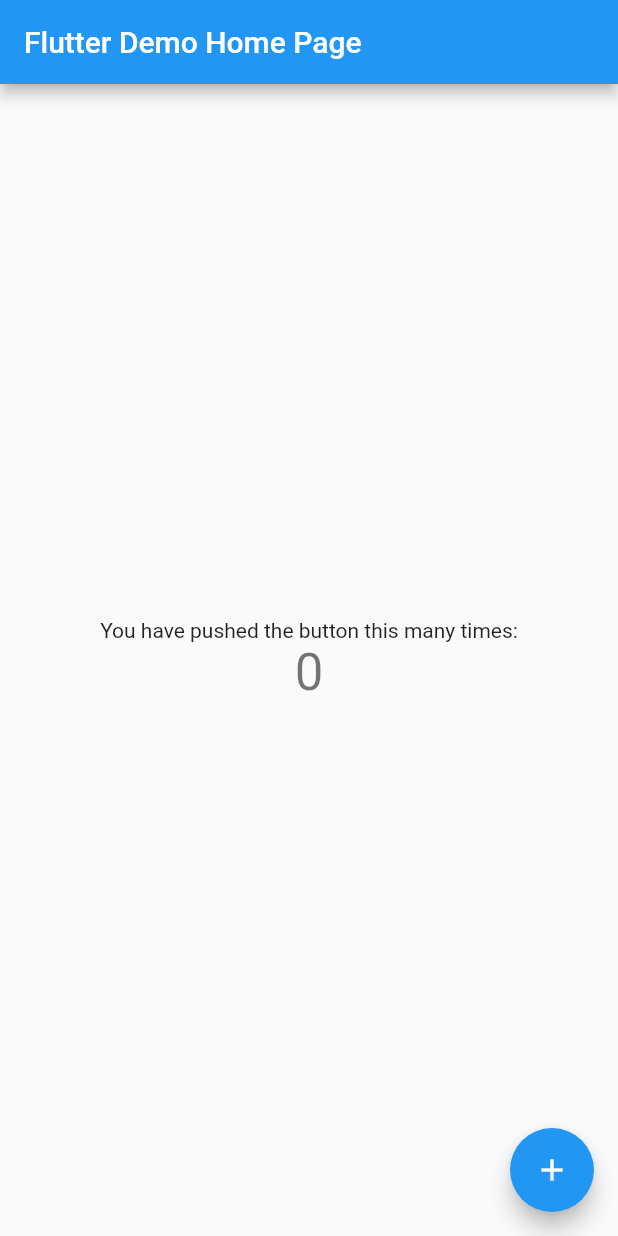
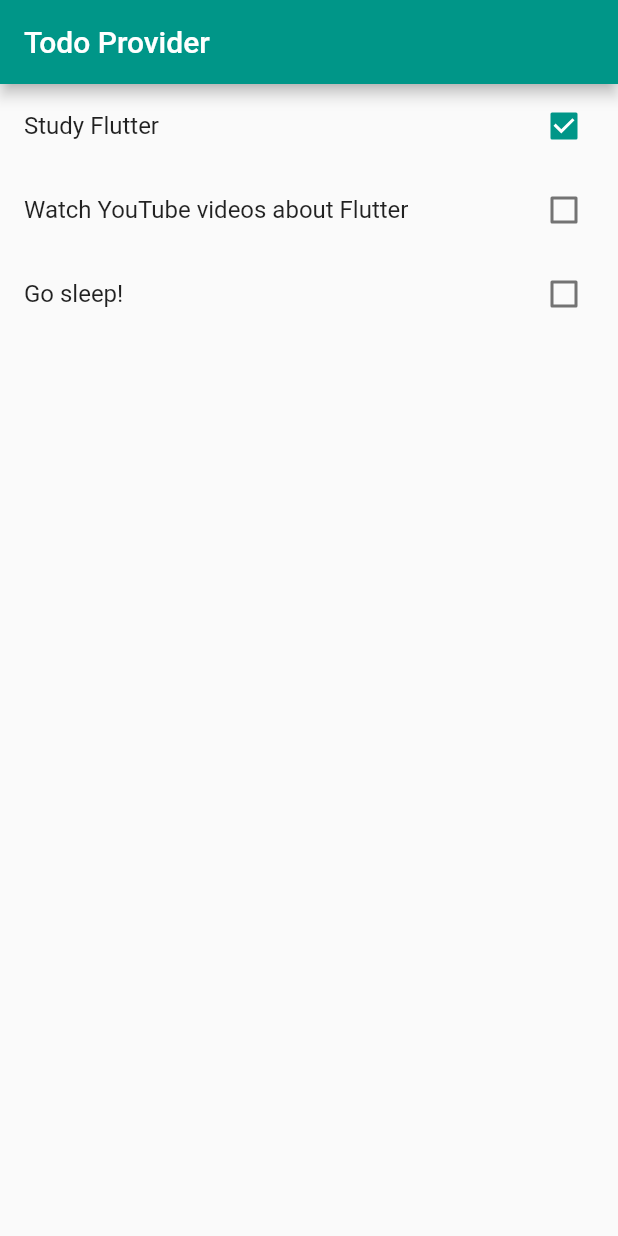
Before and after one commit to JohnAzedo/StateManagement, a Flutter app: the screen it shows after launch, on a phone screen of 412 x 824 dp. Run offline on Flutter 3.47's test engine with Material 2 defaults, Android fonts, the phone set to English and light mode, and no system bars.

Commit message:
[provider] feature: Create ListView and CheckBoxListTile

```diff
--- /dev/null
+++ b/provider/lib/data/todo.dart
@@ -0,0 +1,16 @@
+import 'package:flutter/cupertino.dart';
+import 'package:provider_app/models/todo.dart';
+
+class TodoData extends ChangeNotifier{
+  List<Todo> todos = [
+    Todo(text: "Study Flutter", done: true),
+    Todo(text: "Watch YouTube videos about Flutter"),
+    Todo(text: "Go sleep!")
+  ];
+
+  setDone(Todo todo, bool value){
+    todo.done = value;
+    notifyListeners();
+  }
+
+}
--- a/provider/lib/main.dart
+++ b/provider/lib/main.dart
@@ -1,113 +1,30 @@
 import 'package:flutter/material.dart';
+import 'package:provider/provider.dart';
+import 'package:provider_app/data/todo.dart';
+import 'package:provider_app/screens/home.dart';
 
 void main() {
-  runApp(MyApp());
+  runApp(App());
 }
 
-class MyApp extends StatelessWidget {
-  // This widget is the root of your application.
+class App extends StatelessWidget {
   @override
   Widget build(BuildContext context) {
-    return MaterialApp(
-      title: 'Flutter Demo',
-      theme: ThemeData(
-        // This is the theme of your application.
-        //
-        // Try running your application with "flutter run". You'll see the
-        // application has a blue toolbar. Then, without quitting the app, try
-        // changing the primarySwatch below to Colors.green and then invoke
-        // "hot reload" (press "r" in the console where you ran "flutter run",
-        // or simply save your changes to "hot reload" in a Flutter IDE).
-        // Notice that the counter didn't reset back to zero; the application
-        // is not restarted.
-        primarySwatch: Colors.blue,
+    return MultiProvider(
+      providers: [
+        ChangeNotifierProvider<TodoData>.value(
+          value: TodoData(),
+        )
+      ],
+      child: MaterialApp(
+        debugShowCheckedModeBanner: false,
+        title: "Todo",
+        theme: ThemeData(
+          primarySwatch: Colors.teal
+        ),
+
+        home: Home()
       ),
-      home: MyHomePage(title: 'Flutter Demo Home Page'),
     );
   }
 }
-
-class MyHomePage extends StatefulWidget {
-  MyHomePage({Key key, this.title}) : super(key: key);
-
-  // This widget is the home page of your application. It is stateful, meaning
-  // that it has a State object (defined below) that contains fields that affect
-  // how it looks.
-
-  // This class is the configuration for the state. It holds the values (in this
-  // case the title) provided by the parent (in this case the App widget) and
-  // used by the build method of the State. Fields in a Widget subclass are
-  // always marked "final".
-
-  final String title;
-
-  @override
-  _MyHomePageState createState() => _MyHomePageState();
-}
-
-class _MyHomePageState extends State<MyHomePage> {
-  int _counter = 0;
-
-  void _incrementCounter() {
-    setState(() {
-      // This call to setState tells the Flutter framework that something has
-      // changed in this State, which causes it to rerun the build method below
-      // so that the display can reflect the updated values. If we changed
-      // _counter without calling setState(), then the build method would not be
-      // called again, and so nothing would appear to happen.
-      _counter++;
-    });
-  }
-
-  @override
-  Widget build(BuildContext context) {
-    // This method is rerun every time setState is called, for instance as done
-    // by the _incrementCounter method above.
-    //
-    // The Flutter framework has been optimized to make rerunning build methods
-    // fast, so that you can just rebuild anything that needs updating rather
-    // than having to individually change instances of widgets.
-    return Scaffold(
-      appBar: AppBar(
-        // Here we take the value from the MyHomePage object that was created by
-        // the App.build method, and use it to set our appbar title.
-        title: Text(widget.title),
-      ),
-      body: Center(
-        // Center is a layout widget. It takes a single child and positions it
-        // in the middle of the parent.
-        child: Column(
-          // Column is also a layout widget. It takes a list of children and
-          // arranges them vertically. By default, it sizes itself to fit its
-          // children horizontally, and tries to be as tall as its parent.
-          //
-          // Invoke "debug painting" (press "p" in the console, choose the
-          // "Toggle Debug Paint" action from the Flutter Inspector in Android
-          // Studio, or the "Toggle Debug Paint" command in Visual Studio Code)
-          // to see the wireframe for each widget.
-          //
-          // Column has various properties to control how it sizes itself and
-          // how it positions its children. Here we use mainAxisAlignment to
-          // center the children vertically; the main axis here is the vertical
-          // axis because Columns are vertical (the cross axis would be
-          // horizontal).
-          mainAxisAlignment: MainAxisAlignment.center,
-          children: <Widget>[
-            Text(
-              'You have pushed the button this many times:',
-            ),
-            Text(
-              '$_counter',
-              style: Theme.of(context).textTheme.headline4,
-            ),
-          ],
-        ),
-      ),
-      floatingActionButton: FloatingActionButton(
-        onPressed: _incrementCounter,
-        tooltip: 'Increment',
-        child: Icon(Icons.add),
-      ), // This trailing comma makes auto-formatting nicer for build methods.
-    );
-  }
-}
--- /dev/null
+++ b/provider/lib/models/todo.dart
@@ -0,0 +1,6 @@
+class Todo {
+  String text;
+  bool done;
+
+  Todo({this.text, this.done = false});
+}
--- /dev/null
+++ b/provider/lib/screens/home.dart
@@ -0,0 +1,32 @@
+import 'package:flutter/material.dart';
+import 'package:provider/provider.dart';
+import 'package:provider_app/data/todo.dart';
+import 'package:provider_app/models/todo.dart';
+
+class Home extends StatelessWidget {
+  @override
+  Widget build(BuildContext context) {
+    return Scaffold(
+      appBar: AppBar(
+        title: Text("Todo Provider"),
+      ),
+      body: Consumer<TodoData>(
+        builder: (context, provider, widget) {
+          return ListView.builder(
+            itemCount: provider.todos.length,
+            itemBuilder: (context, index){
+              Todo todo = provider.todos[index];
+              return CheckboxListTile(
+                title: Text(todo.text),
+                value: todo.done,
+                onChanged: (bool value){
+                  provider.setDone(todo, value);
+                },
+              );
+            },
+          );
+        },
+      ),
+    );
+  }
+}
--- a/provider/pubspec.yaml
+++ b/provider/pubspec.yaml
@@ -1,4 +1,4 @@
-name: provider
+name: provider_app
 description: Provider state
 
 # The following line prevents the package from being accidentally published to
@@ -23,7 +23,7 @@ environment:
 dependencies:
   flutter:
     sdk: flutter
-
+  provider: ^5.0.0
 
   # The following adds the Cupertino Icons font to your application.
   # Use with the CupertinoIcons class for iOS style icons.
```
Also changed, not shown: provider/pubspec.lock, 1 other file.
